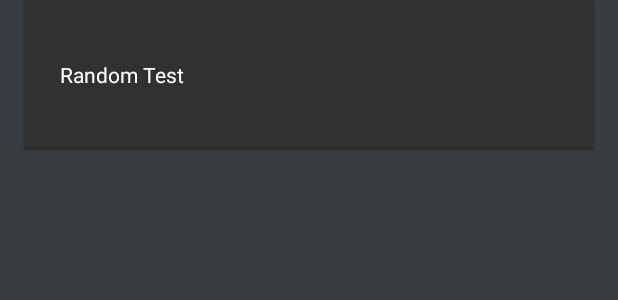
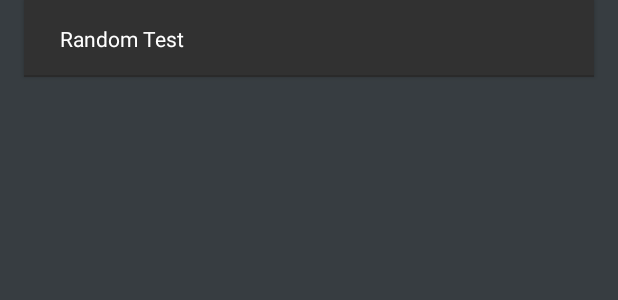
Before and after one commit to Sourish1997/code-to-create, an Android app: the layout fragment_faq_answer.xml on its own in the app's theme, with its tools: preview values and no code run, on a phone screen of 412 x 824 dp. Shown: the top 300 px of the screen. Run offline under Robolectric (Android 15) with nearby library versions, the phone set to English and light mode, and no system bars.

Commit message:
Fix FAQ UI.

```diff
--- a/app/src/main/java/acm/event/codetocreate17/Model/Holders/AnswerViewHolder.java
+++ b/app/src/main/java/acm/event/codetocreate17/Model/Holders/AnswerViewHolder.java
@@ -17,7 +17,7 @@ public class AnswerViewHolder extends ChildViewHolder {
     childTextView = (TextView) itemView.findViewById(R.id.faq_answer_text);
   }
 
-  public void setArtistName(String name) {
+  public void setAnswer(String name) {
     childTextView.setText(name);
   }
 }
--- a/app/src/main/java/acm/event/codetocreate17/View/Fragments/FaqFragment.java
+++ b/app/src/main/java/acm/event/codetocreate17/View/Fragments/FaqFragment.java
@@ -57,7 +57,6 @@ public class FaqFragment extends Fragment implements ScreenShotable {
 
         LinearLayoutManager layoutManager = new LinearLayoutManager(getActivity());
 
-
         RecyclerView.ItemAnimator animator = recyclerView.getItemAnimator();
         if (animator instanceof DefaultItemAnimator) {
             ((DefaultItemAnimator) animator).setSupportsChangeAnimations(false);
--- a/app/src/main/res/layout/fragment_faq_answer.xml
+++ b/app/src/main/res/layout/fragment_faq_answer.xml
@@ -4,7 +4,7 @@
     xmlns:tools="http://schemas.android.com/tools"
     android:id="@+id/faq_answer_card"
     android:layout_width="match_parent"
-    android:layout_height="100dp"
+    android:layout_height="wrap_content"
     android:layout_marginLeft="@dimen/card_horizontal_margin"
     android:layout_marginRight="@dimen/card_horizontal_margin"
     app:cardBackgroundColor="#313131"
@@ -13,7 +13,7 @@
   <android.support.constraint.ConstraintLayout
       android:id="@+id/faq_answer_layout"
       android:layout_width="match_parent"
-      android:layout_height="match_parent">
+      android:layout_height="wrap_content">
 
     <View
         android:id="@+id/view2"
@@ -22,20 +22,18 @@
         android:background="@color/colorDivider"
         app:layout_constraintBottom_toBottomOf="parent"
         app:layout_constraintLeft_toLeftOf="parent"
-        app:layout_constraintRight_toRightOf="parent"
-        tools:layout_editor_absoluteX="1dp"
-        tools:layout_editor_absoluteY="45dp" />
+        app:layout_constraintRight_toRightOf="parent" />
 
     <TextView
         android:id="@+id/faq_answer_text"
         android:layout_width="0dp"
-        android:layout_height="0dp"
-        android:layout_marginBottom="8dp"
+        android:layout_height="wrap_content"
+        android:layout_marginBottom="16dp"
         android:layout_marginEnd="16dp"
         android:layout_marginLeft="24dp"
         android:layout_marginRight="16dp"
         android:layout_marginStart="24dp"
-        android:layout_marginTop="8dp"
+        android:layout_marginTop="16dp"
         android:gravity="center_vertical"
         android:textColor="@color/textColorPrimary"
         app:layout_constraintBottom_toBottomOf="parent"
```
Also changed, not shown: app/src/main/java/acm/event/codetocreate17/Model/Data/FaqQuestionModel.java (+0 -9 lines), app/src/main/java/acm/event/codetocreate17/Model/Holders/QuestionViewHolder.java (+7 -8 lines), app/src/main/java/acm/event/codetocreate17/Utility/Adapters/QuestionAdapter.java (+4 -5 lines), app/src/main/java/acm/event/codetocreate17/View/Fragments/QuizFragment.java (+6 -5 lines), app/src/main/res/layout/fragment_faq.xml (+6 -3 lines), app/src/main/res/layout/fragment_faq_question.xml (+16 -9 lines).
